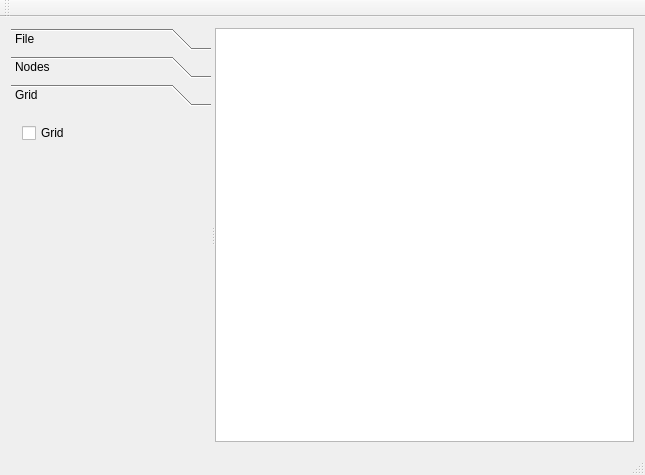
First picture: the form in mainwindow.ui, repository hmartinet/ddesigner, before the edit.
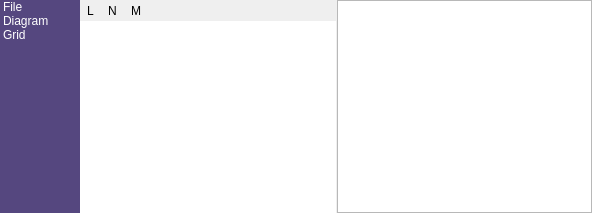
Second picture: the form after the edit. The open tabs and pages were chosen to show the change. Custom widgets are drawn as their Qt base class.

Commit message: Replace accardion by left list

What changed in the file:
```diff
--- a/mainwindow.ui
+++ b/mainwindow.ui
@@ -2,63 +2,85 @@
 <ui version="4.0">
  <class>MainWindow</class>
  <widget class="QMainWindow" name="MainWindow">
-  <property name="geometry">
-   <rect>
-    <x>0</x>
-    <y>0</y>
-    <width>645</width>
-    <height>475</height>
-   </rect>
-  </property>
   <widget class="QWidget" name="centralWidget">
    <layout class="QHBoxLayout" name="horizontalLayout">
+    <property name="spacing">
+     <number>0</number>
+    </property>
+    <property name="margin">
+     <number>0</number>
+    </property>
+    <item>
+     <widget class="QListWidget" name="listWidget">
+      <property name="minimumSize">
+       <size>
+        <width>80</width>
+        <height>0</height>
+       </size>
+      </property>
+      <property name="maximumSize">
+       <size>
+        <width>80</width>
+        <height>16777215</height>
+       </size>
+      </property>
+      <property name="styleSheet">
+       <string notr="true">background-color: rgb(85, 71, 127);
+color: rgb(255, 255, 255);</string>
+      </property>
+      <property name="frameShape">
+       <enum>QFrame::NoFrame</enum>
+      </property>
+      <property name="lineWidth">
+       <number>0</number>
+      </property>
+      <item>
+       <property name="text">
+        <string>File</string>
+       </property>
+       <property name="textAlignment">
+        <set>AlignLeft|AlignVCenter</set>
+       </property>
+      </item>
+      <item>
+       <property name="text">
+        <string>Diagram</string>
+       </property>
+      </item>
+      <item>
+       <property name="text">
+        <string>Grid</string>
+       </property>
+      </item>
+     </widget>
+    </item>
     <item>
      <widget class="QSplitter" name="splitter">
+      <property name="lineWidth">
+       <number>0</number>
+      </property>
       <property name="orientation">
        <enum>Qt::Horizontal</enum>
       </property>
-      <widget class="QToolBox" name="toolBox">
+      <property name="handleWidth">
+       <number>1</number>
+      </property>
+      <widget class="QStackedWidget" name="stackedWidget">
        <property name="minimumSize">
         <size>
          <width>200</width>
-         <height>400</height>
+         <height>0</height>
         </size>
        </property>
-       <property name="frameShape">
-        <enum>QFrame::NoFrame</enum>
-       </property>
-       <property name="frameShadow">
-        <enum>QFrame::Plain</enum>
-       </property>
        <property name="currentIndex">
         <number>2</number>
        </property>
-       <widget class="QWidget" name="filePage">
-        <property name="geometry">
-         <rect>
-          <x>0</x>
-          <y>0</y>
-          <width>200</width>
-          <height>316</height>
-         </rect>
-        </property>
-        <attribute name="label">
-         <string>File</string>
-        </attribute>
-       </widget>
-       <widget class="QWidget" name="nodePage">
-        <property name="geometry">
-         <rect>
-          <x>0</x>
-          <y>0</y>
-          <width>200</width>
-          <height>316</height>
-         </rect>
-        </property>
-        <attribute name="label">
-         <string>Nodes</string>
-        </attribute>
+       <widget class="QWidget" name="filePage"/>
+       <widget class="QWidget" name="diagramPage">
         <layout class="QVBoxLayout" name="verticalLayout">
+         <property name="spacing">
+          <number>0</number>
+         </property>
          <property name="margin">
           <number>0</number>
          </property>
@@ -138,6 +160,12 @@
              </property>
              <item>
               <widget class="NodeTypeListWidget" name="nodeTypeListWidget">
+               <property name="frameShape">
+                <enum>QFrame::NoFrame</enum>
+               </property>
+               <property name="lineWidth">
+                <number>0</number>
+               </property>
                <property name="viewMode">
                 <enum>QListView::ListMode</enum>
                </property>
@@ -150,17 +178,6 @@
         </layout>
        </widget>
        <widget class="QWidget" name="gridPage">
-        <property name="geometry">
-         <rect>
-          <x>0</x>
-          <y>0</y>
-          <width>200</width>
-          <height>316</height>
-         </rect>
-        </property>
-        <attribute name="label">
-         <string>Grid</string>
-        </attribute>
         <layout class="QFormLayout" name="formLayout">
          <item row="0" column="0">
           <widget class="QCheckBox" name="gridCheckBox">
@@ -182,30 +199,23 @@
        <property name="mouseTracking">
         <bool>true</bool>
        </property>
+       <property name="frameShape">
+        <enum>QFrame::StyledPanel</enum>
+       </property>
+       <property name="frameShadow">
+        <enum>QFrame::Sunken</enum>
+       </property>
+       <property name="lineWidth">
+        <number>1</number>
+       </property>
+       <property name="midLineWidth">
+        <number>0</number>
+       </property>
       </widget>
      </widget>
     </item>
    </layout>
   </widget>
-  <widget class="QMenuBar" name="menuBar">
-   <property name="geometry">
-    <rect>
-     <x>0</x>
-     <y>0</y>
-     <width>645</width>
-     <height>22</height>
-    </rect>
-   </property>
-  </widget>
-  <widget class="QToolBar" name="mainToolBar">
-   <attribute name="toolBarArea">
-    <enum>TopToolBarArea</enum>
-   </attribute>
-   <attribute name="toolBarBreak">
-    <bool>false</bool>
-   </attribute>
-  </widget>
-  <widget class="QStatusBar" name="statusBar"/>
  </widget>
  <layoutdefault spacing="6" margin="11"/>
  <customwidgets>
```
Left out of the diff: 2 changed lines with no effect on the pictures. The commit also changes 2 other files.
